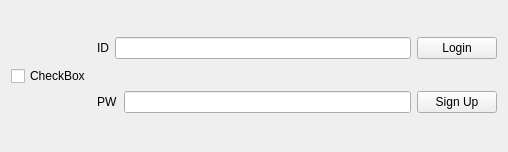
wnghks7787/veda_project1, file login.ui: the form before one commit.
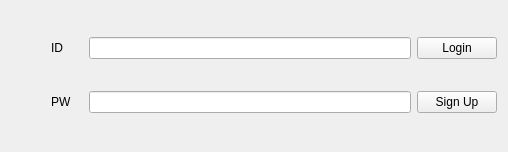
The form after the commit.

Commit message: Update Login Logic

Diff of the .ui file:
```diff
--- a/login.ui
+++ b/login.ui
@@ -14,19 +14,25 @@
    <string>Widget</string>
   </property>
   <layout class="QHBoxLayout" name="horizontalLayout_2">
-   <item>
-    <widget class="QCheckBox" name="checkBox">
-     <property name="text">
-      <string>CheckBox</string>
-     </property>
-    </widget>
-   </item>
    <item>
     <layout class="QHBoxLayout" name="horizontalLayout" stretch="5,1">
      <item>
       <layout class="QVBoxLayout" name="idPwVLayout">
        <item>
-        <layout class="QHBoxLayout" name="idHLayout">
+        <layout class="QHBoxLayout" name="idHLayout" stretch="0,1,10">
+         <item>
+          <spacer name="horizontalSpacer">
+           <property name="orientation">
+            <enum>Qt::Orientation::Horizontal</enum>
+           </property>
+           <property name="sizeHint" stdset="0">
+            <size>
+             <width>40</width>
+             <height>20</height>
+            </size>
+           </property>
+          </spacer>
+         </item>
          <item>
           <widget class="QLabel" name="label_2">
            <property name="text">
@@ -40,7 +46,20 @@
         </layout>
        </item>
        <item>
-        <layout class="QHBoxLayout" name="horizontalLayout_3">
+        <layout class="QHBoxLayout" name="horizontalLayout_3" stretch="0,1,10">
+         <item>
+          <spacer name="horizontalSpacer_2">
+           <property name="orientation">
+            <enum>Qt::Orientation::Horizontal</enum>
+           </property>
+           <property name="sizeHint" stdset="0">
+            <size>
+             <width>40</width>
+             <height>20</height>
+            </size>
+           </property>
+          </spacer>
+         </item>
          <item>
           <widget class="QLabel" name="label">
            <property name="text">
@@ -49,7 +68,11 @@
           </widget>
          </item>
          <item>
-          <widget class="QLineEdit" name="lineEdit"/>
+          <widget class="QLineEdit" name="lineEdit">
+           <property name="echoMode">
+            <enum>QLineEdit::EchoMode::Password</enum>
+           </property>
+          </widget>
          </item>
         </layout>
        </item>
```
The commit also changes 3 other files.
